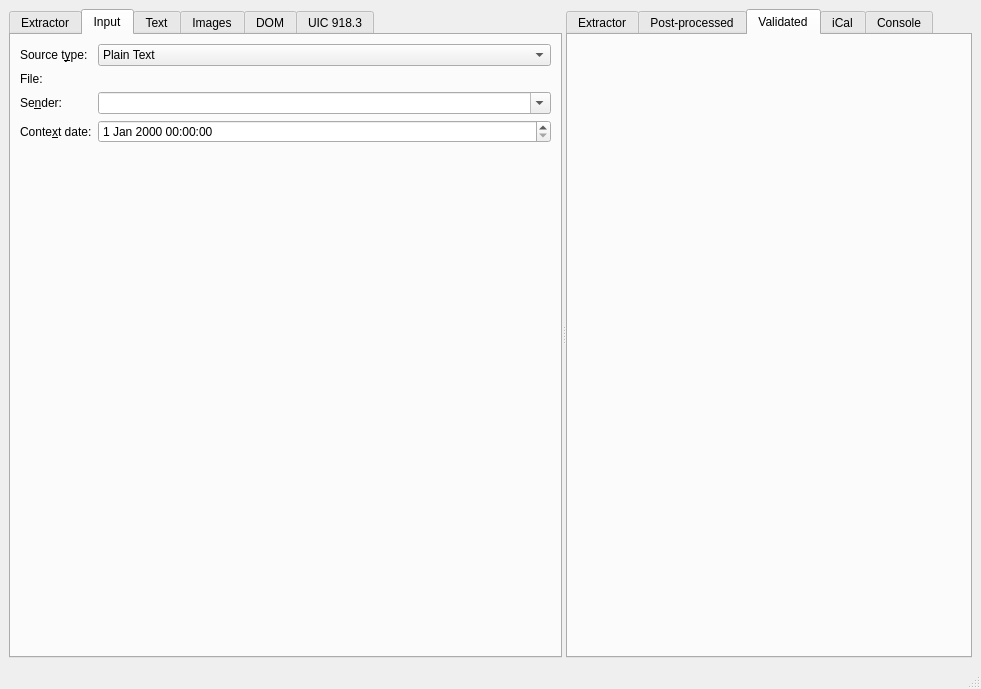
This is src/mainwindow.ui in KDE/kitinerary-workbench as Qt 5 draws it before an edit. The edited form follows.
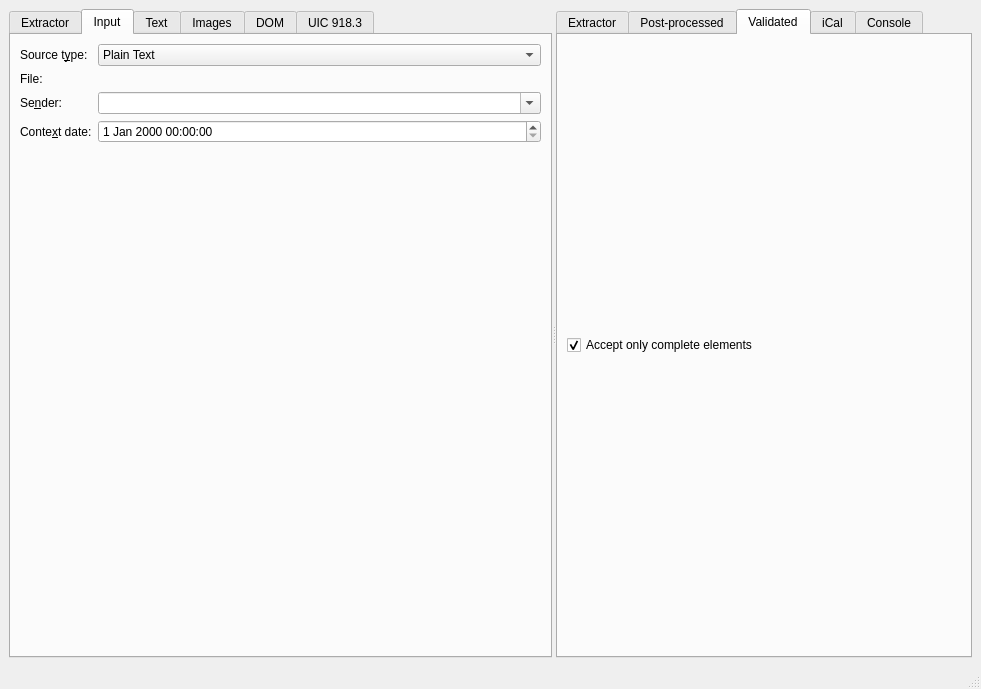
This is the edited form. Icons and pictures are not drawn. Custom widgets are drawn as their Qt base class.

Commit message: Allow to toggle if validation accepts incomplete elements too

```diff
--- a/src/mainwindow.ui
+++ b/src/mainwindow.ui
@@ -269,6 +269,18 @@
         <attribute name="title">
          <string>Validated</string>
         </attribute>
+        <layout class="QVBoxLayout" name="verticalLayout_5">
+         <item>
+          <widget class="QCheckBox" name="acceptCompleteOnly">
+           <property name="text">
+            <string>Accept only complete elements</string>
+           </property>
+           <property name="checked">
+            <bool>true</bool>
+           </property>
+          </widget>
+         </item>
+        </layout>
        </widget>
        <widget class="QWidget" name="icalTab">
         <attribute name="title">
```
The commit also changes 2 other files.
